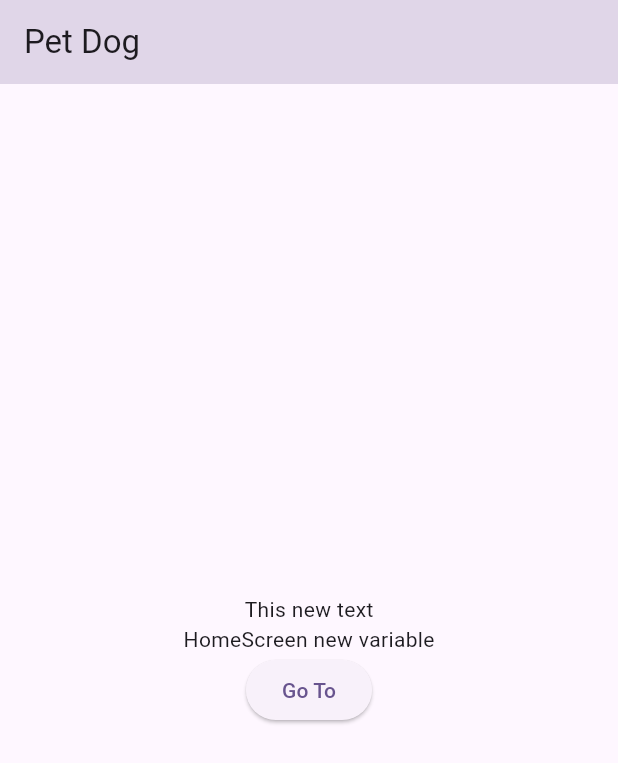
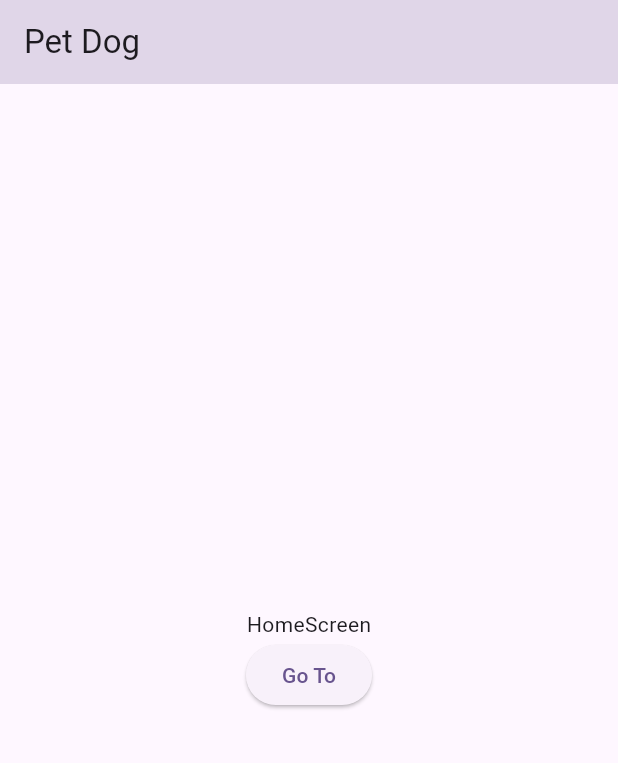
Before and after one commit to AleksandrDeveloper/pet_dog, a Flutter app: the screen it shows after launch, on a phone screen of 412 x 824 dp. Shown: the top 763 px of the screen. Run offline on Flutter 3.47's test engine with Material 2 defaults, Android fonts, the phone set to English and light mode, and no system bars; our stand-ins replace bloc, flutter_bloc, freezed_annotation, get_it, go_router, injectable.

Commit message:
test reser 3

```diff
--- a/lib/screens/home_screen/home_screen.dart
+++ b/lib/screens/home_screen/home_screen.dart
@@ -20,11 +20,8 @@ class _HomeScreenState extends State<HomeScreen> {
       body: Column(
         mainAxisAlignment: MainAxisAlignment.center,
         children: [
-          const Center(
-            child: Text('This new text'),
-          ),
-         const Center(
-            child: Text('HomeScreen new variable'),
+          Center(
+            child: Text('HomeScreen'),
           ),
           ElevatedButton(
               onPressed: () {
```
